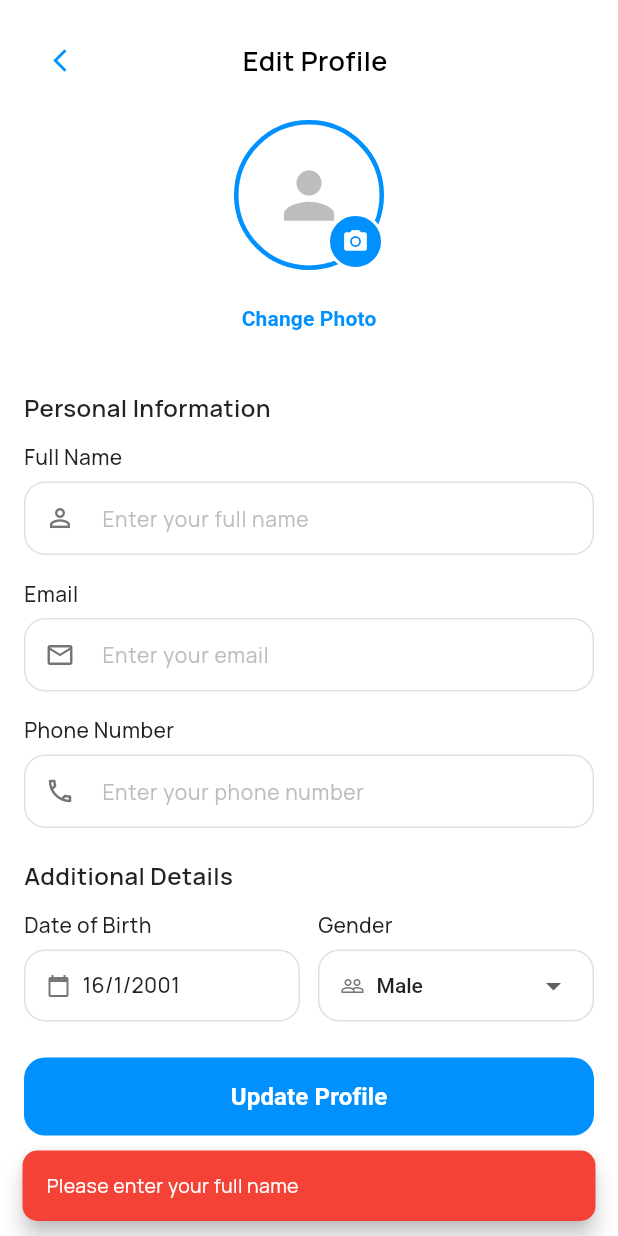
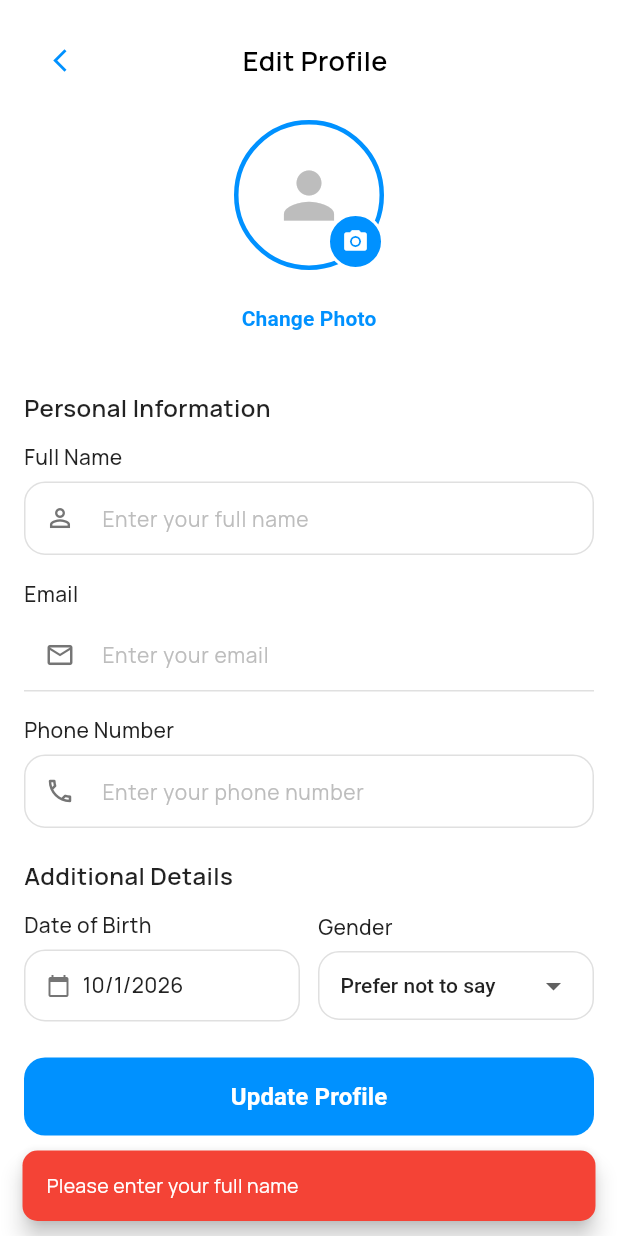
Before and after one commit to hnglmiee/Fitly_WorkoutPlanner_Mobile, a Flutter app: the ProfileEditScreen screen opened directly with empty values, after a tap on "Update Profile", on a phone screen of 412 x 824 dp. Run offline on Flutter 3.47's test engine with Material 3 defaults, Android fonts, the phone set to English and light mode, and no system bars; our stand-ins replace dio, file_picker, google_fonts, lottie, shared_preferences; accounts and stored records are empty.

Commit message:
add: fetch api for user profile (edit)

```diff
--- a/lib/screens/profile_edit_screen.dart
+++ b/lib/screens/profile_edit_screen.dart
@@ -1,7 +1,8 @@
-// screens/profile_edit.dart
+// screens/profile_edit_screen.dart
 import 'package:flutter/material.dart';
 import 'package:workout_tracker_mini_project_mobile/theme/app_theme.dart';
 import '../models/user_info.dart';
+import '../services/user_service.dart';
 
 class ProfileEditScreen extends StatefulWidget {
   final UserInfo userInfo;
@@ -26,13 +27,20 @@ class _ProfileEditScreenState extends State<ProfileEditScreen> {
   @override
   void initState() {
     super.initState();
+
     // Pre-fill with existing data
     fullNameController = TextEditingController(text: widget.userInfo.fullName);
     emailController = TextEditingController(text: widget.userInfo.email);
-    phoneController = TextEditingController(text: '');
+    phoneController = TextEditingController(text: widget.userInfo.phoneNumber ?? '');
 
-    dateOfBirth = DateTime.now().subtract(const Duration(days: 365 * 25));
-    // avatarUrl = widget.userInfo.avatarUrl;
+    // Map gender from database format
+    selectedGender = _mapGenderFromApi(widget.userInfo.gender);
+
+    // Set birthday from existing data
+    dateOfBirth = widget.userInfo.birthday ??
+        DateTime.now().subtract(const Duration(days: 365 * 25));
+
+    // avatarUrl = widget.userInfo.avatarUrl; // If available
   }
 
   @override
@@ -173,6 +181,7 @@ class _ProfileEditScreenState extends State<ProfileEditScreen> {
                     hint: 'Enter your email',
                     icon: Icons.email_outlined,
                     keyboardType: TextInputType.emailAddress,
+                    enabled: false
                     ),
 
                     const SizedBox(height: 16),
@@ -274,10 +283,12 @@ class _ProfileEditScreenState extends State<ProfileEditScreen> {
     String? hint,
     IconData? icon,
     TextInputType? keyboardType,
+    bool enabled = true
   }) {
     return TextField(
       controller: controller,
       keyboardType: keyboardType,
+      enabled: enabled,
       decoration: InputDecoration(
         hintText: hint,
         hintStyle: TextStyle(color: Colors.grey.shade400),
@@ -322,10 +333,8 @@ class _ProfileEditScreenState extends State<ProfileEditScreen> {
         children: [
           _label('Date of Birth'),
           Container(
-            height: 48, // ✅ Thêm chiều cao cố định
-            padding: const EdgeInsets.symmetric(
-              horizontal: 14,
-            ), // ✅ Đổi thành symmetric
+            height: 48,
+            padding: const EdgeInsets.symmetric(horizontal: 14),
             decoration: BoxDecoration(
               borderRadius: BorderRadius.circular(14),
               border: Border.all(color: Colors.grey.shade300),
@@ -365,19 +374,14 @@ class _ProfileEditScreenState extends State<ProfileEditScreen> {
       children: [
         _label('Gender'),
         Container(
-          height: 48, // ✅ Thêm chiều cao cố định
-          padding: const EdgeInsets.symmetric(horizontal: 14), // ✅ Giữ nguyên
+          padding: const EdgeInsets.symmetric(horizontal: 14, vertical: 10),
           decoration: BoxDecoration(
             border: Border.all(color: Colors.grey.shade300),
             borderRadius: BorderRadius.circular(14),
           ),
-          child: Row(
-            children: [
-              Icon(Icons.people_outline, size: 16, color: Colors.grey.shade600),
-              const SizedBox(width: 8),
-              Expanded(
           child: DropdownButtonFormField<String>(
             value: selectedGender,
+            isExpanded: true,
             style: const TextStyle(
               fontSize: 14,
               fontWeight: FontWeight.w500,
@@ -405,16 +409,42 @@ class _ProfileEditScreenState extends State<ProfileEditScreen> {
           ),
         ),
       ],
-          ),
-        ),
-      ],
     );
+  }
+
+  /// ================= HELPER METHODS =================
+
+  String _mapGenderFromApi(String? apiGender) {
+    if (apiGender == null) return 'Male';
+
+    switch (apiGender.toUpperCase()) {
+      case 'MALE':
+        return 'Male';
+      case 'FEMALE':
+        return 'Female';
+      case 'OTHER':
+        return 'Other';
+      default:
+        return 'Prefer not to say';
+    }
+  }
+
+  String _mapGenderToApi(String uiGender) {
+    switch (uiGender) {
+      case 'Male':
+        return 'MALE';
+      case 'Female':
+        return 'FEMALE';
+      case 'Other':
+        return 'OTHER';
+      default:
+        return 'OTHER';
+    }
   }
 
   /// ================= ACTIONS =================
 
   void _pickAvatar() {
-    // TODO: Implement image picker
     showModalBottomSheet(
       context: context,
       shape: const RoundedRectangleBorder(
@@ -452,7 +482,6 @@ class _ProfileEditScreenState extends State<ProfileEditScreen> {
               title: const Text('Take Photo'),
               onTap: () {
                 Navigator.pop(context);
-                    // TODO: Open camera
                 _showInfo('Camera feature coming soon');
               },
             ),
@@ -468,7 +497,6 @@ class _ProfileEditScreenState extends State<ProfileEditScreen> {
               title: const Text('Choose from Gallery'),
               onTap: () {
                 Navigator.pop(context);
-                    // TODO: Open gallery
                 _showInfo('Gallery feature coming soon');
               },
             ),
@@ -494,45 +522,75 @@ class _ProfileEditScreenState extends State<ProfileEditScreen> {
     );
   }
 
-  void _updateProfile() {
+  void _updateProfile() async {
     // Validate
-    if (fullNameController.text.isEmpty) {
+    if (fullNameController.text.trim().isEmpty) {
       _showError('Please enter your full name');
       return;
     }
 
-    if (emailController.text.isEmpty) {
+    if (emailController.text.trim().isEmpty) {
       _showError('Please enter your email');
       return;
     }
 
-    if (!_isValidEmail(emailController.text)) {
+    if (!_isValidEmail(emailController.text.trim())) {
       _showError('Please enter a valid email');
       return;
     }
 
-    // TODO: Update to database
-    final profileData = {
-      'fullName': fullNameController.text,
-      'email': emailController.text,
-      'phone': phoneController.text,
-      'dateOfBirth': dateOfBirth?.toIso8601String(),
-      'gender': selectedGender,
-      'avatarUrl': avatarUrl,
-    };
+    // Show loading indicator
+    if (!mounted) return;
+    showDialog(
+      context: context,
+      barrierDismissible: false,
+      builder: (context) => const Center(
+        child: CircularProgressIndicator(),
+      ),
+    );
 
-    print('Updating profile: $profileData');
+    try {
+      debugPrint('🔵 Updating profile for user ID: ${widget.userInfo.id}');
 
+      // Call API to update profile
+      await UserService.updateProfile(
+        userId: widget.userInfo.id,
+        fullName: fullNameController.text.trim(),
+        email: emailController.text.trim(),
+        phoneNumber: phoneController.text.trim().isNotEmpty
+            ? phoneController.text.trim()
+            : null,
+        gender: _mapGenderToApi(selectedGender),
+        birthday: dateOfBirth,
+      );
+
+      // Close loading dialog
+      if (!mounted) return;
+      Navigator.pop(context);
+
+      // Show success message
       ScaffoldMessenger.of(context).showSnackBar(
         SnackBar(
           content: const Text('Profile updated successfully!'),
           backgroundColor: Colors.green,
           behavior: SnackBarBehavior.floating,
           shape: RoundedRectangleBorder(borderRadius: BorderRadius.circular(10)),
+          duration: const Duration(seconds: 2),
         ),
       );
 
+      // Return to previous screen with success flag
+      Navigator.pop(context, true);
+
+    } catch (e) {
+      // Close loading dialog
+      if (!mounted) return;
       Navigator.pop(context);
+
+      // Show error
+      _showError('Failed to update profile: ${e.toString()}');
+      debugPrint('❌ Update profile error: $e');
+    }
   }
 
   bool _isValidEmail(String email) {
```
Also changed, not shown: lib/services/user_service.dart (+66 -0 lines). Lines whose indentation alone changed are shown as unchanged.
